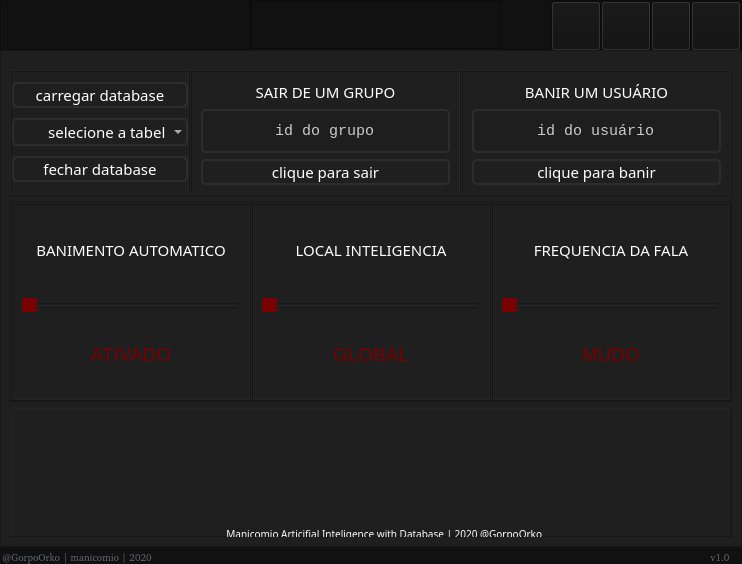
The window that mainwindow.ui (gorpoorko/Manicomio-Bot-GUI) describes before a commit, drawn with Qt 5.
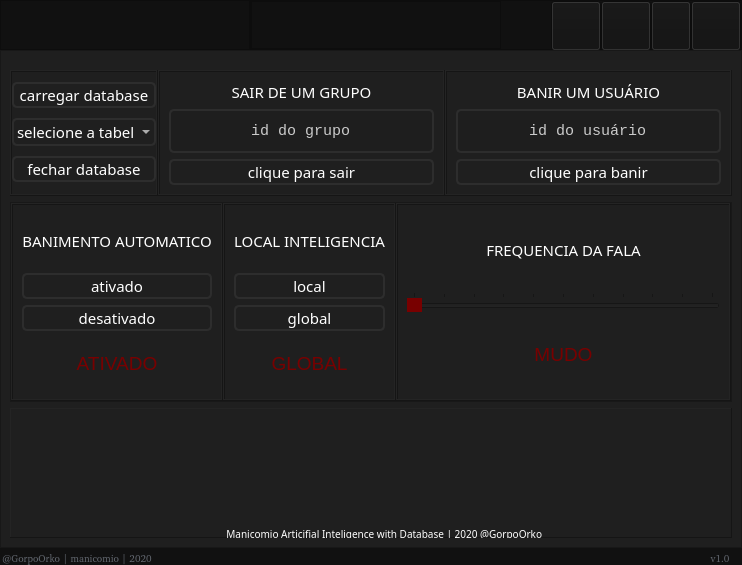
The same window after the commit. Icons and pictures are not drawn.

```diff
--- a/mainwindow.ui
+++ b/mainwindow.ui
@@ -10,7 +10,7 @@
     <x>0</x>
     <y>0</y>
     <width>726</width>
-    <height>564</height>
+    <height>565</height>
    </rect>
   </property>
   <property name="windowTitle">
@@ -2036,7 +2036,7 @@
                    </property>
                    <item>
                     <property name="text">
-                     <string>        selecione a tabela</string>
+                     <string>selecione a tabela</string>
                     </property>
                    </item>
                   </widget>
@@ -2303,18 +2303,62 @@
                   </widget>
                  </item>
                  <item>
-                  <widget class="QSlider" name="slider_banimento_automatico">
+                  <widget class="QPushButton" name="botao_ativa_banimento">
+                   <property name="minimumSize">
+                    <size>
+                     <width>0</width>
+                     <height>20</height>
+                    </size>
+                   </property>
                    <property name="styleSheet">
-                    <string notr="true">QSlider::handle:horizontal {background-color: rgb(120,0,0);}</string>
+                    <string notr="true">QPushButton {
+	background-color:transparent;
+	background-repeat: no-repeat;
+	background-position: center;
+	border: 2px solid rgb(45,45,45);
+border-radius: 5px;
+	color: rgb(255, 255, 255);
+	font: 15px SegoeUIl, bold;
+}
+QPushButton:hover {
+	background-color: rgb(120,0,0);
+}
+QPushButton:pressed {
+	background-color: rgb(120,0,0);
+}</string>
                    </property>
-                   <property name="maximum">
-                    <number>1</number>
+                   <property name="text">
+                    <string>ativado</string>
                    </property>
-                   <property name="orientation">
-                    <enum>Qt::Horizontal</enum>
+                  </widget>
+                 </item>
+                 <item>
+                  <widget class="QPushButton" name="botao_desativa_banimento">
+                   <property name="minimumSize">
+                    <size>
+                     <width>0</width>
+                     <height>20</height>
+                    </size>
                    </property>
-                   <property name="tickPosition">
-                    <enum>QSlider::TicksAbove</enum>
+                   <property name="styleSheet">
+                    <string notr="true">QPushButton {
+	background-color:transparent;
+	background-repeat: no-repeat;
+	background-position: center;
+	border: 2px solid rgb(45,45,45);
+border-radius: 5px;
+	color: rgb(255, 255, 255);
+	font: 15px SegoeUIl, bold;
+}
+QPushButton:hover {
+	background-color: rgb(120,0,0);
+}
+QPushButton:pressed {
+	background-color: rgb(120,0,0);
+}</string>
+                   </property>
+                   <property name="text">
+                    <string>desativado</string>
                    </property>
                   </widget>
                  </item>
@@ -2364,18 +2408,56 @@
                   </widget>
                  </item>
                  <item>
-                  <widget class="QSlider" name="slider_local_inteligencia">
+                  <widget class="QPushButton" name="botao_inteligencia_local">
                    <property name="styleSheet">
-                    <string notr="true">QSlider::handle:horizontal {background-color: rgb(120,0,0);}</string>
+                    <string notr="true">QPushButton {
+	background-color:transparent;
+	background-repeat: no-repeat;
+	background-position: center;
+	border: 2px solid rgb(45,45,45);
+border-radius: 5px;
+	color: rgb(255, 255, 255);
+	font: 15px SegoeUIl, bold;
+}
+QPushButton:hover {
+	background-color: rgb(120,0,0);
+}
+QPushButton:pressed {
+	background-color: rgb(120,0,0);
+}</string>
                    </property>
-                   <property name="maximum">
-                    <number>1</number>
+                   <property name="text">
+                    <string>local</string>
                    </property>
-                   <property name="orientation">
-                    <enum>Qt::Horizontal</enum>
+                  </widget>
+                 </item>
+                 <item>
+                  <widget class="QPushButton" name="botao_inteligencia_global">
+                   <property name="minimumSize">
+                    <size>
+                     <width>0</width>
+                     <height>20</height>
+                    </size>
                    </property>
-                   <property name="tickPosition">
-                    <enum>QSlider::TicksAbove</enum>
+                   <property name="styleSheet">
+                    <string notr="true">QPushButton {
+	background-color:transparent;
+	background-repeat: no-repeat;
+	background-position: center;
+	border: 2px solid rgb(45,45,45);
+border-radius: 5px;
+	color: rgb(255, 255, 255);
+	font: 15px SegoeUIl, bold;
+}
+QPushButton:hover {
+	background-color: rgb(120,0,0);
+}
+QPushButton:pressed {
+	background-color: rgb(120,0,0);
+}</string>
+                   </property>
+                   <property name="text">
+                    <string>global</string>
                    </property>
                   </widget>
                  </item>
@@ -2432,6 +2514,9 @@
                    <property name="maximum">
                     <number>10</number>
                    </property>
+                   <property name="pageStep">
+                    <number>1</number>
+                   </property>
                    <property name="orientation">
                     <enum>Qt::Horizontal</enum>
                    </property>
```
